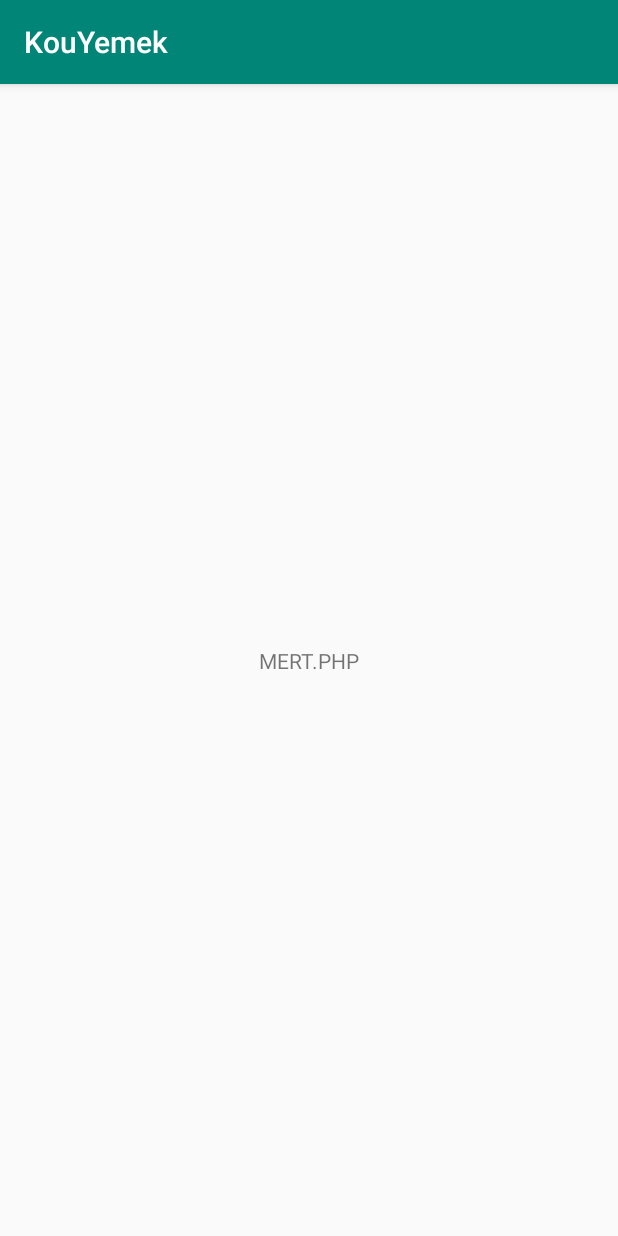
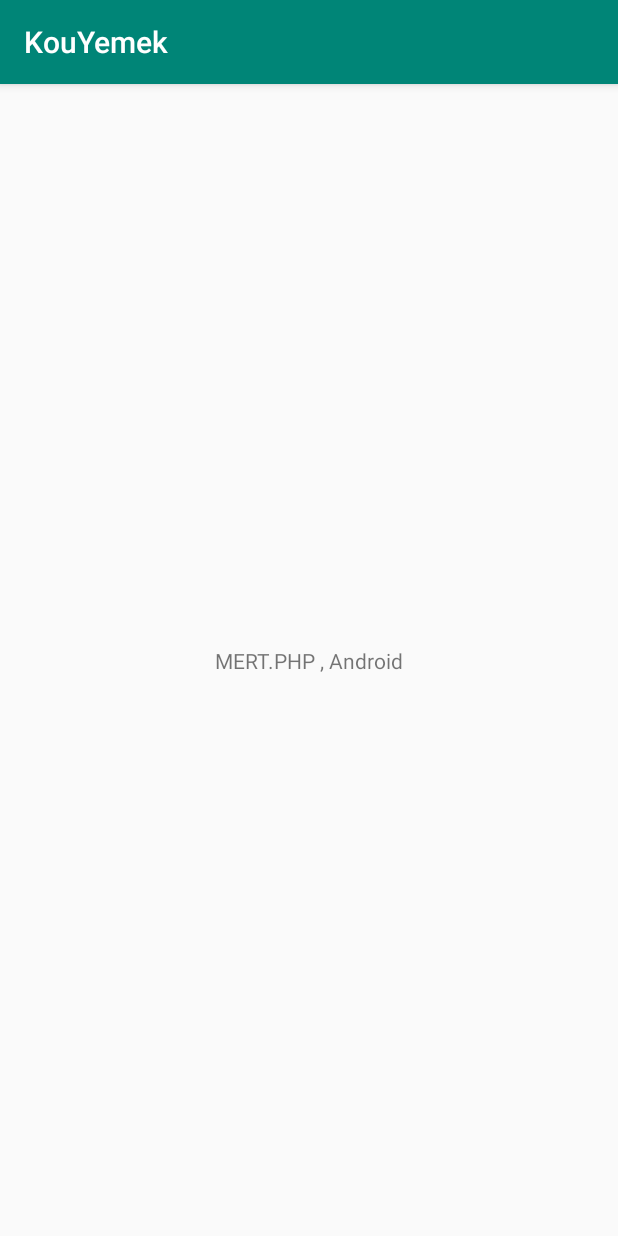
Before and after one commit to merdo988/kouyemek, an Android app: the screen it shows after launch (MainActivity), on a phone screen of 412 x 824 dp. Run offline under Robolectric (Android 15) with nearby library versions, the light colour scheme and no system bars.

Commit message:
Bazı Değşiklikler

```diff
--- a/app/src/main/res/layout/activity_main.xml
+++ b/app/src/main/res/layout/activity_main.xml
@@ -9,7 +9,7 @@
     <TextView
         android:layout_width="wrap_content"
         android:layout_height="wrap_content"
-        android:text="MERT.PHP"
+        android:text="MERT.PHP , Android"
         app:layout_constraintBottom_toBottomOf="parent"
         app:layout_constraintLeft_toLeftOf="parent"
         app:layout_constraintRight_toRightOf="parent"
```
